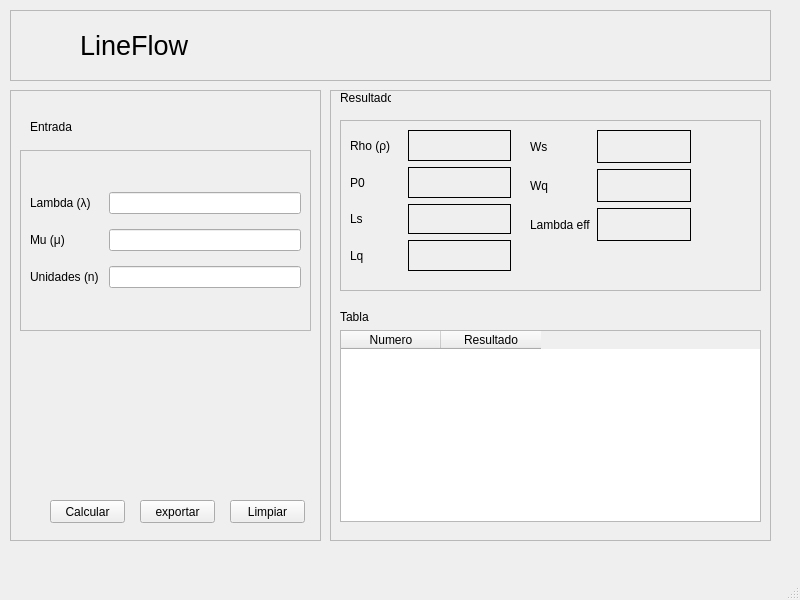
First picture: the form in lineFlow.ui, repository santiagoTrivi/lineFlow, before the edit.
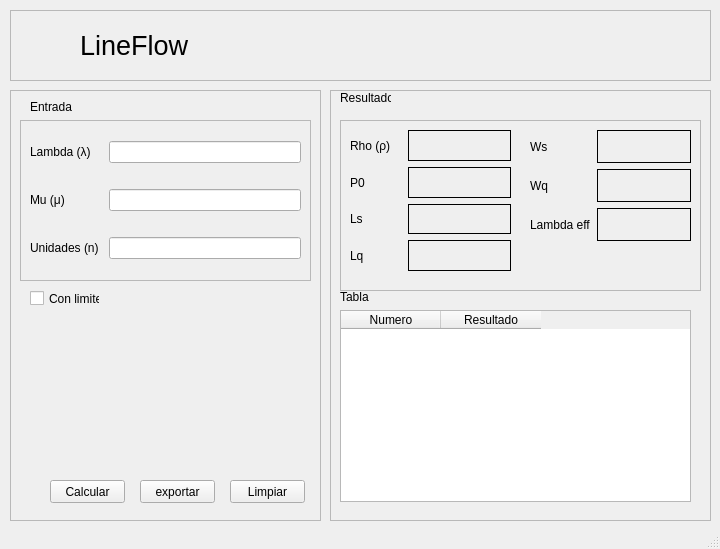
Second picture: the form after the edit. Icons and pictures are not drawn.

Patch:
```diff
--- a/lineFlow.ui
+++ b/lineFlow.ui
@@ -6,8 +6,8 @@
    <rect>
     <x>0</x>
     <y>0</y>
-    <width>800</width>
-    <height>600</height>
+    <width>720</width>
+    <height>549</height>
    </rect>
   </property>
   <property name="windowTitle">
@@ -19,8 +19,8 @@
      <rect>
       <x>330</x>
       <y>90</y>
-      <width>441</width>
-      <height>451</height>
+      <width>381</width>
+      <height>431</height>
      </rect>
     </property>
     <property name="frameShape">
@@ -33,8 +33,8 @@
      <property name="geometry">
       <rect>
        <x>10</x>
-       <y>240</y>
-       <width>421</width>
+       <y>220</y>
+       <width>351</width>
        <height>192</height>
       </rect>
      </property>
@@ -66,7 +66,7 @@
      <property name="geometry">
       <rect>
        <x>10</x>
-       <y>220</y>
+       <y>200</y>
        <width>47</width>
        <height>13</height>
       </rect>
@@ -80,7 +80,7 @@
       <rect>
        <x>10</x>
        <y>30</y>
-       <width>421</width>
+       <width>361</width>
        <height>171</height>
       </rect>
      </property>
@@ -240,7 +240,7 @@
      <rect>
       <x>10</x>
       <y>10</y>
-      <width>761</width>
+      <width>701</width>
       <height>71</height>
      </rect>
     </property>
@@ -294,7 +294,7 @@
       <x>10</x>
       <y>90</y>
       <width>311</width>
-      <height>451</height>
+      <height>431</height>
      </rect>
     </property>
     <property name="frameShape">
@@ -307,9 +307,9 @@
      <property name="geometry">
       <rect>
        <x>10</x>
-       <y>60</y>
+       <y>30</y>
        <width>291</width>
-       <height>181</height>
+       <height>161</height>
       </rect>
      </property>
      <property name="frameShape">
@@ -318,54 +318,13 @@
      <property name="frameShadow">
       <enum>QFrame::Raised</enum>
      </property>
-     <layout class="QGridLayout" name="gridLayout_4">
-      <item row="0" column="0">
-       <layout class="QGridLayout" name="gridLayout">
-        <property name="horizontalSpacing">
-         <number>10</number>
-        </property>
-        <property name="verticalSpacing">
-         <number>15</number>
-        </property>
-        <item row="0" column="0">
-         <widget class="QLabel" name="lambda_label">
-          <property name="text">
-           <string>Lambda (λ)</string>
-          </property>
-         </widget>
-        </item>
-        <item row="0" column="1">
-         <widget class="QLineEdit" name="lambda_input_lineEdit"/>
-        </item>
-        <item row="1" column="0">
-         <widget class="QLabel" name="mu_label">
-          <property name="text">
-           <string>Mu (μ)</string>
-          </property>
-         </widget>
-        </item>
-        <item row="1" column="1">
-         <widget class="QLineEdit" name="mu_input_lineEdit"/>
-        </item>
-        <item row="2" column="0">
-         <widget class="QLabel" name="units_label">
-          <property name="text">
-           <string>Unidades (n)</string>
-          </property>
-         </widget>
-        </item>
-        <item row="2" column="1">
-         <widget class="QLineEdit" name="units_input_lineEdit"/>
-        </item>
-       </layout>
-      </item>
-     </layout>
+     <layout class="QGridLayout" name="gridLayout_4"/>
     </widget>
     <widget class="QPushButton" name="clean_pushButton">
      <property name="geometry">
       <rect>
        <x>220</x>
-       <y>410</y>
+       <y>390</y>
        <width>75</width>
        <height>23</height>
       </rect>
@@ -388,7 +347,7 @@
      <property name="geometry">
       <rect>
        <x>130</x>
-       <y>410</y>
+       <y>390</y>
        <width>75</width>
        <height>23</height>
       </rect>
@@ -411,7 +370,7 @@
      <property name="geometry">
       <rect>
        <x>20</x>
-       <y>30</y>
+       <y>10</y>
        <width>47</width>
        <height>13</height>
       </rect>
@@ -424,7 +383,7 @@
      <property name="geometry">
       <rect>
        <x>40</x>
-       <y>410</y>
+       <y>390</y>
        <width>75</width>
        <height>23</height>
       </rect>
@@ -433,6 +392,67 @@
       <string>Calcular</string>
      </property>
     </widget>
+    <widget class="QCheckBox" name="withLimit_checkBox">
+     <property name="geometry">
+      <rect>
+       <x>20</x>
+       <y>200</y>
+       <width>70</width>
+       <height>17</height>
+      </rect>
+     </property>
+     <property name="text">
+      <string>Con limites</string>
+     </property>
+    </widget>
+    <widget class="QWidget" name="layoutWidget">
+     <property name="geometry">
+      <rect>
+       <x>20</x>
+       <y>40</y>
+       <width>271</width>
+       <height>141</height>
+      </rect>
+     </property>
+     <layout class="QGridLayout" name="gridLayout">
+      <property name="horizontalSpacing">
+       <number>10</number>
+      </property>
+      <property name="verticalSpacing">
+       <number>15</number>
+      </property>
+      <item row="0" column="0">
+       <widget class="QLabel" name="lambda_label">
+        <property name="text">
+         <string>Lambda (λ)</string>
+        </property>
+       </widget>
+      </item>
+      <item row="0" column="1">
+       <widget class="QLineEdit" name="lambda_input_lineEdit"/>
+      </item>
+      <item row="1" column="0">
+       <widget class="QLabel" name="mu_label">
+        <property name="text">
+         <string>Mu (μ)</string>
+        </property>
+       </widget>
+      </item>
+      <item row="1" column="1">
+       <widget class="QLineEdit" name="mu_input_lineEdit"/>
+      </item>
+      <item row="2" column="1">
+       <widget class="QLineEdit" name="units_input_lineEdit"/>
+      </item>
+      <item row="2" column="0">
+       <widget class="QLabel" name="units_label">
+        <property name="text">
+         <string>Unidades (n)</string>
+        </property>
+       </widget>
+      </item>
+     </layout>
+    </widget>
    </widget>
    <zorder>frame</zorder>
    <zorder>frame_4</zorder>
```
Left out of the diff: 6 changed lines with no effect on the pictures.
